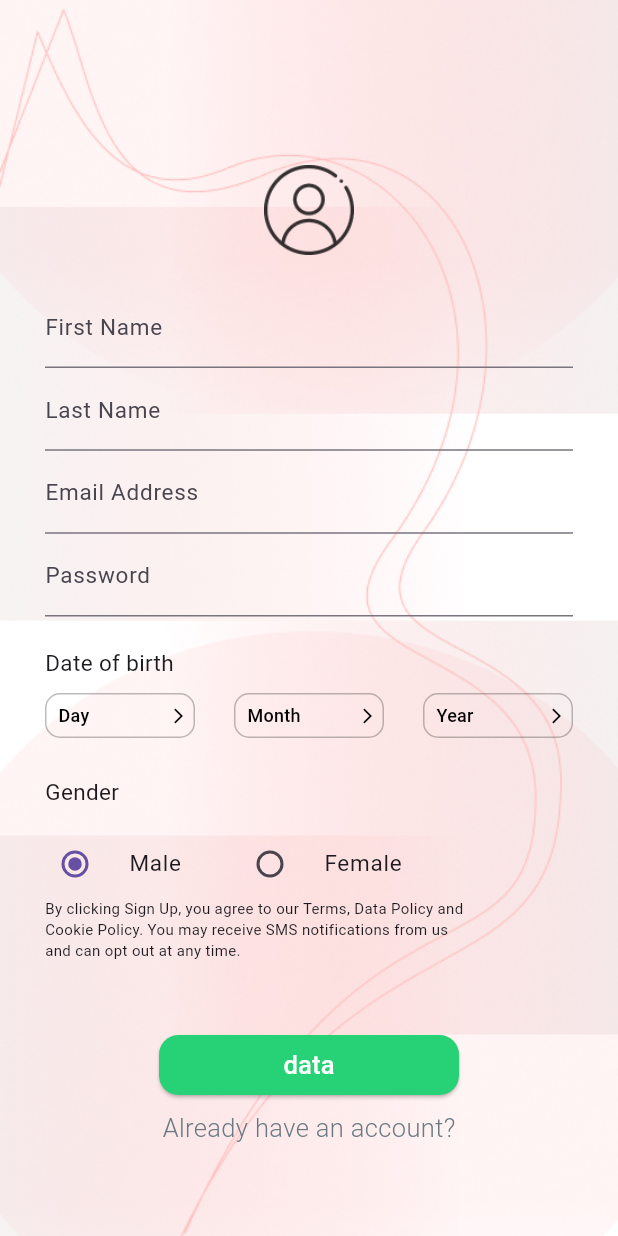
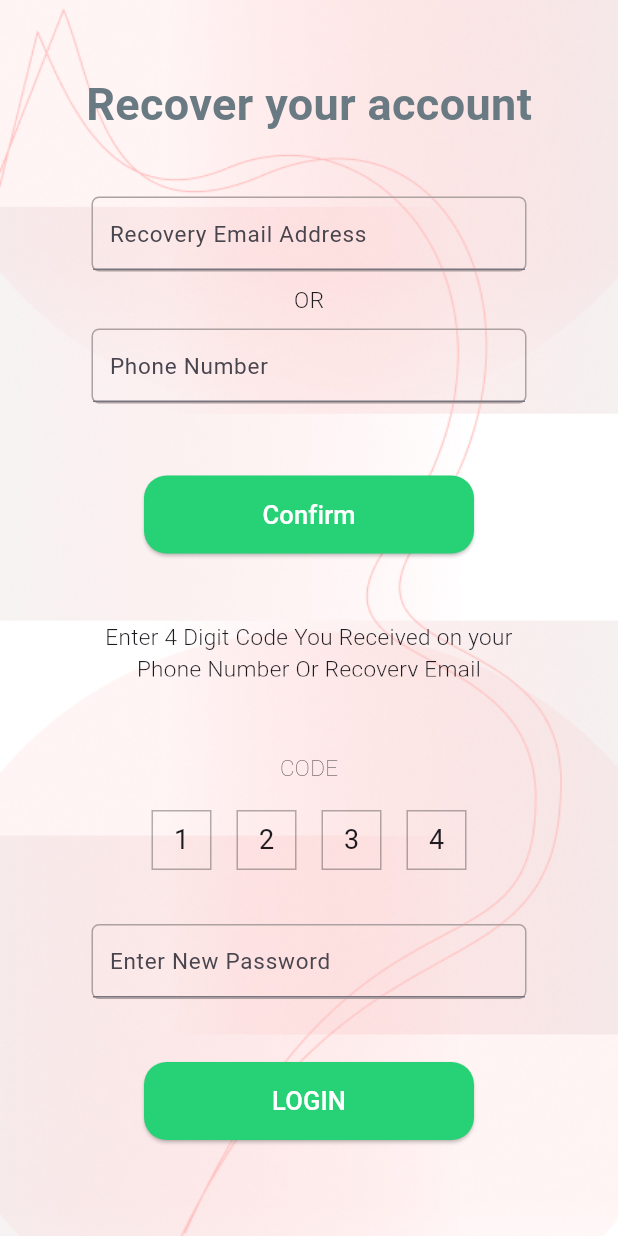
Before and after one commit to LinhCT2/test, a Flutter app: the screen it shows after launch, on a phone screen of 412 x 824 dp. Run offline on Flutter 3.47's test engine with Material 3 defaults, Android fonts, the phone set to English and light mode, and no system bars; drawn by our look-alikes of dropdown_button2; our stand-ins replace font_awesome_flutter.

Commit message:
forget_password

```diff
--- /dev/null
+++ b/loginui/lib/forget_password.dart
@@ -0,0 +1,258 @@
+import 'package:flutter/cupertino.dart';
+import 'package:flutter/material.dart';
+import 'package:flutter/widgets.dart';
+
+class forget_password extends StatefulWidget {
+  const forget_password({super.key});
+
+  @override
+  State<forget_password> createState() => _MyWidgetState();
+}
+
+class _MyWidgetState extends State<forget_password> {
+  @override
+  Widget build(BuildContext context) {
+    return Scaffold(
+      body: Container(
+        decoration: const BoxDecoration(
+          image: DecorationImage(
+            image: AssetImage('image/pic2.jpg'),
+            fit: BoxFit.fill,
+          ),
+        ),
+        padding: EdgeInsets.fromLTRB(30, 0, 30, 0),
+        constraints: BoxConstraints.expand(),
+        child: Column(
+          mainAxisAlignment: MainAxisAlignment.end,
+          children: [
+            Container(
+              margin: EdgeInsets.fromLTRB(0, 10, 0, 10),
+              child: GestureDetector(
+                onTap: () {},
+                child: const Text(
+                  'Recover your account',
+                  style: TextStyle(
+                    fontSize: 30,
+                    color: Color.fromARGB(255, 106, 122, 131),
+                    fontWeight: FontWeight.w700,
+                  ),
+                ),
+              ),
+            ),
+            SizedBox(
+              height: 30,
+            ),
+            Container(
+              width: 290,
+              decoration: BoxDecoration(
+                borderRadius: BorderRadius.circular(5),
+                border: Border.all(
+                  color: Color.fromRGBO(174, 161, 161, 1),
+                  width: 1,
+                ),
+              ),
+              child: TextField(
+                decoration: InputDecoration(
+                  contentPadding: EdgeInsets.only(left: 11.0),
+                  hintText: 'Recovery Email Address',
+                  hintStyle: TextStyle(
+                    fontSize: 15,
+                  ),
+                ),
+              ),
+            ),
+            Text(
+              "OR",
+              style: TextStyle(
+                fontSize: 15,
+                fontWeight: FontWeight.w300,
+                height: 2.5,
+              ),
+            ),
+            Container(
+              width: 290,
+              decoration: BoxDecoration(
+                borderRadius: BorderRadius.circular(5),
+                border: Border.all(
+                  color: Color.fromRGBO(174, 161, 161, 1),
+                  width: 1,
+                ),
+              ),
+              child: TextField(
+                decoration: InputDecoration(
+                  contentPadding: EdgeInsets.only(left: 11.0),
+                  hintText: 'Phone Number',
+                  hintStyle: TextStyle(fontSize: 15),
+                ),
+              ),
+            ),
+            SizedBox(
+              height: 48,
+            ),
+            Container(
+              width: 220,
+              height: 52,
+              child: ElevatedButton(
+                onPressed: () {},
+                child: Text(
+                  "Confirm",
+                  style:
+                      TextStyle(fontSize: 17, color: Colors.white, height: 1.5),
+                ),
+                style: ButtonStyle(
+                  backgroundColor: MaterialStateProperty.all(Color(0xFF27D276)),
+                  shape: MaterialStateProperty.all(
+                    RoundedRectangleBorder(
+                      borderRadius: BorderRadius.circular(15),
+                    ),
+                  ),
+                ),
+              ),
+            ),
+            SizedBox(
+              height: 45,
+            ),
+            Container(
+              width: 290,
+              height: 37,
+              child: Text(
+                "Enter 4 Digit Code You Received on your Phone Number Or Recovery Email",
+                textAlign: TextAlign.center,
+                style: TextStyle(fontSize: 15, fontWeight: FontWeight.w300),
+              ),
+            ),
+            SizedBox(
+              height: 50,
+            ),
+            Container(
+              width: 210,
+              height: 80,
+              child: Column(
+                children: [
+                  Text(
+                    "CODE",
+                    style: TextStyle(fontSize: 15, fontWeight: FontWeight.w100),
+                  ),
+                  SizedBox(
+                    height: 18,
+                  ),
+                  Row(
+                    mainAxisAlignment: MainAxisAlignment.spaceBetween,
+                    children: [
+                      Container(
+                        width: 40,
+                        height: 40,
+                        alignment: Alignment.center,
+                        child: Text(
+                          "1",
+                          style: TextStyle(
+                            fontSize: 18,
+                          ),
+                        ),
+                        decoration: BoxDecoration(
+                          border: Border.all(
+                              width: 1, color: Color.fromRGBO(0, 0, 0, 0.3)),
+                        ),
+                      ),
+                      Container(
+                        width: 40,
+                        height: 40,
+                        alignment: Alignment.center,
+                        child: Text(
+                          "2",
+                          style: TextStyle(
+                            fontSize: 18,
+                          ),
+                        ),
+                        decoration: BoxDecoration(
+                          border: Border.all(
+                              width: 1, color: Color.fromRGBO(0, 0, 0, 0.3)),
+                        ),
+                      ),
+                      Container(
+                        width: 40,
+                        height: 40,
+                        alignment: Alignment.center,
+                        child: Text(
+                          "3",
+                          style: TextStyle(
+                            fontSize: 18,
+                          ),
+                        ),
+                        decoration: BoxDecoration(
+                          border: Border.all(
+                              width: 1, color: Color.fromRGBO(0, 0, 0, 0.3)),
+                        ),
+                      ),
+                      Container(
+                        width: 40,
+                        height: 40,
+                        alignment: Alignment.center,
+                        child: Text(
+                          "4",
+                          style: TextStyle(
+                            fontSize: 18,
+                          ),
+                        ),
+                        decoration: BoxDecoration(
+                          border: Border.all(
+                              width: 1, color: Color.fromRGBO(0, 0, 0, 0.3)),
+                        ),
+                      ),
+                    ],
+                  ),
+                ],
+              ),
+            ),
+            SizedBox(
+              height: 35,
+            ),
+            Container(
+              width: 290,
+              decoration: BoxDecoration(
+                borderRadius: BorderRadius.circular(5),
+                border: Border.all(
+                  color: Color.fromRGBO(174, 161, 161, 1),
+                  width: 1,
+                ),
+              ),
+              child: TextField(
+                decoration: InputDecoration(
+                  contentPadding: EdgeInsets.only(left: 11.0),
+                  hintText: 'Enter New Password',
+                  hintStyle: TextStyle(fontSize: 15),
+                ),
+              ),
+            ),
+            SizedBox(
+              height: 42,
+            ),
+            Container(
+              width: 220,
+              height: 52,
+              child: ElevatedButton(
+                onPressed: () {},
+                child: Text(
+                  "LOGIN",
+                  style:
+                      TextStyle(fontSize: 17, color: Colors.white, height: 1.5),
+                ),
+                style: ButtonStyle(
+                  backgroundColor: MaterialStateProperty.all(Color(0xFF27D276)),
+                  shape: MaterialStateProperty.all(
+                    RoundedRectangleBorder(
+                      borderRadius: BorderRadius.circular(15),
+                    ),
+                  ),
+                ),
+              ),
+            ),
+            SizedBox(
+              height: 64,
+            ),
+          ],
+        ),
+      ),
+    );
+  }
+}
--- a/loginui/lib/main.dart
+++ b/loginui/lib/main.dart
@@ -3,6 +3,7 @@ import 'package:flutter/material.dart';
 import 'package:flutter/widgets.dart';
 import 'package:font_awesome_flutter/font_awesome_flutter.dart';
 import 'package:dropdown_button2/dropdown_button2.dart';
+import 'package:loginui/forget_password.dart';
 
 import 'sign_in.dart';
 import 'login.dart';
@@ -10,6 +11,6 @@ import 'login.dart';
 void main() {
   runApp(MaterialApp(
     title: 'Ứng dụng của tôi',
-    home: sign_in(),
+    home: forget_password(),
   ));
 }
```
